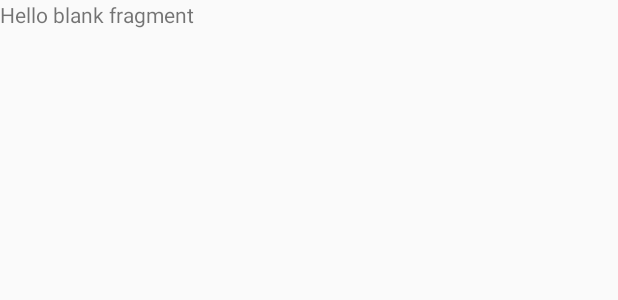
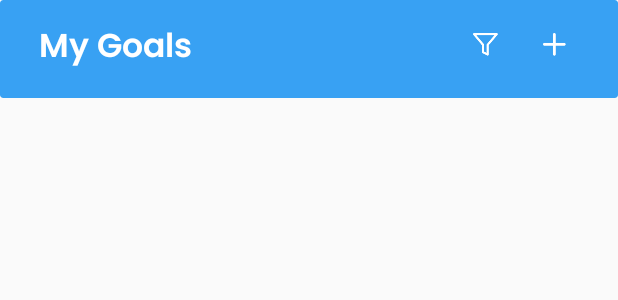
Before and after one commit to MediaUser123/Task-Manager, an Android app: the layout fragment_goals.xml on its own in the app's theme, with its tools: preview values and no code run, on a phone screen of 412 x 824 dp. Shown: the top 300 px of the screen. Run offline under Robolectric (Android 15) with nearby library versions, the phone set to English and light mode, and no system bars.

Commit message:
nothing to comit

```diff
--- a/app/src/main/java/com/taskmanagment/app/Fragments/GoalsFragment.kt
+++ b/app/src/main/java/com/taskmanagment/app/Fragments/GoalsFragment.kt
@@ -7,54 +7,15 @@ import android.view.View
 import android.view.ViewGroup
 import com.taskmanagment.app.R
 
-// TODO: Rename parameter arguments, choose names that match
-// the fragment initialization parameters, e.g. ARG_ITEM_NUMBER
-private const val ARG_PARAM1 = "param1"
-private const val ARG_PARAM2 = "param2"
 
-/**
- * A simple [Fragment] subclass.
- * Use the [GoalsFragment.newInstance] factory method to
- * create an instance of this fragment.
- */
+
 class GoalsFragment : Fragment() {
-    // TODO: Rename and change types of parameters
-    private var param1: String? = null
-    private var param2: String? = null
-
-    override fun onCreate(savedInstanceState: Bundle?) {
-        super.onCreate(savedInstanceState)
-        arguments?.let {
-            param1 = it.getString(ARG_PARAM1)
-            param2 = it.getString(ARG_PARAM2)
-        }
-    }
 
     override fun onCreateView(
         inflater: LayoutInflater, container: ViewGroup?,
         savedInstanceState: Bundle?
     ): View? {
-        // Inflate the layout for this fragment
+
         return inflater.inflate(R.layout.fragment_goals, container, false)
     }
-
-    companion object {
-        /**
-         * Use this factory method to create a new instance of
-         * this fragment using the provided parameters.
-         *
-         * @param param1 Parameter 1.
-         * @param param2 Parameter 2.
-         * @return A new instance of fragment GoalsFragment.
-         */
-        // TODO: Rename and change types and number of parameters
-        @JvmStatic
-        fun newInstance(param1: String, param2: String) =
-            GoalsFragment().apply {
-                arguments = Bundle().apply {
-                    putString(ARG_PARAM1, param1)
-                    putString(ARG_PARAM2, param2)
-                }
-            }
-    }
 }
--- a/app/src/main/java/com/taskmanagment/app/MainActivity.kt
+++ b/app/src/main/java/com/taskmanagment/app/MainActivity.kt
@@ -17,5 +17,6 @@ class MainActivity : AppCompatActivity() {
             supportFragmentManager.findFragmentById(R.id.fragmentContainerView) as NavHostFragment
         val navController = navHostFragment.navController
         binding.bottomNavigation.setupWithNavController(navController)
+
     }
 }
--- a/app/src/main/res/layout/fragment_goals.xml
+++ b/app/src/main/res/layout/fragment_goals.xml
@@ -1,14 +1,71 @@
 <?xml version="1.0" encoding="utf-8"?>
-<FrameLayout xmlns:android="http://schemas.android.com/apk/res/android"
+<LinearLayout xmlns:android="http://schemas.android.com/apk/res/android"
     xmlns:tools="http://schemas.android.com/tools"
     android:layout_width="match_parent"
     android:layout_height="match_parent"
+    xmlns:app="http://schemas.android.com/apk/res-auto"
+    android:orientation="vertical"
     tools:context=".Fragments.GoalsFragment">
 
-    <!-- TODO: Update blank fragment layout -->
-    <TextView
+    <androidx.cardview.widget.CardView
+        android:id="@+id/toolbar"
         android:layout_width="match_parent"
-        android:layout_height="match_parent"
-        android:text="@string/hello_blank_fragment" />
+        android:layout_height="@dimen/_50sdp"
+        android:elevation="0dp"
+        app:cardElevation="0dp"
+        app:cardBackgroundColor="@color/blue">
 
-</FrameLayout>
+        <RelativeLayout
+            android:layout_width="match_parent"
+            android:layout_height="wrap_content"
+            android:background="@color/blue"
+            android:layout_marginHorizontal="@dimen/_20sdp"
+            android:layout_marginTop="@dimen/_10sdp">
+
+            <TextView
+                android:layout_width="wrap_content"
+                android:layout_height="wrap_content"
+                android:text="My Goals"
+                android:textSize="@dimen/_17ssp"
+                android:fontFamily="@font/poppins_semibold"
+                android:textColor="@color/white"/>
+
+
+            <RelativeLayout
+                android:layout_width="@dimen/_25sdp"
+                android:layout_height="@dimen/_25sdp"
+                android:layout_marginEnd="@dimen/_10sdp"
+                android:layout_toLeftOf="@+id/settings">
+
+                <ImageView
+                    android:layout_width="@dimen/_13sdp"
+                    android:layout_height="@dimen/_12sdp"
+                    android:layout_centerInParent="true"
+                    android:src="@drawable/ic_filter" />
+
+
+
+            </RelativeLayout>
+
+            <RelativeLayout
+                android:id="@+id/settings"
+                android:layout_width="@dimen/_25sdp"
+                android:layout_height="@dimen/_25sdp"
+                android:layout_alignParentEnd="true">
+
+                <ImageView
+                    android:layout_width="@dimen/_12sdp"
+                    android:layout_height="@dimen/_12sdp"
+                    android:layout_centerInParent="true"
+                    android:src="@drawable/ic_add" />
+
+
+
+            </RelativeLayout>
+
+
+        </RelativeLayout>
+
+    </androidx.cardview.widget.CardView>
+
+</LinearLayout>
--- a/app/src/main/res/values/colors.xml
+++ b/app/src/main/res/values/colors.xml
@@ -9,4 +9,7 @@
     <color name="white">#FFFFFFFF</color>
     <color name="blue">#38A1F3</color>
     <color name="dark_gray">#707070</color>
+    <color name="light_gray">#F2F3F6</color>
+
+
 </resources>
```
Also changed, not shown: app/src/main/res/drawable/graph_img.png (added), app/src/main/res/drawable/ic_add.png (added), app/src/main/res/drawable/ic_filter.png (added), app/src/main/res/drawable/ic_more.png (added), app/src/main/res/drawable/rectangle_ic.png (added), app/src/main/res/drawable/user_img.png (added).
